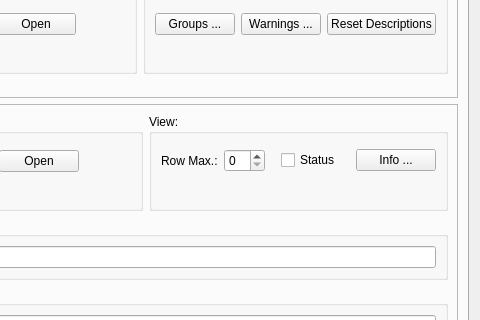
Above: nxselector/ui/Selector.ui from nexdatas/nxselector before the change; both pictures show x 184 to 664 and y 175 to 495 of the 664 by 576 pixel window. Below: the same form after it.
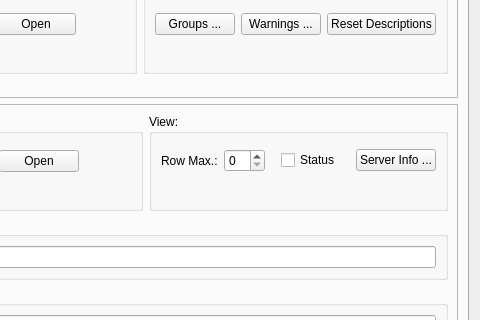
That is the form after the change. The open tabs and pages were chosen to show the change.

The edit to the form file:
```diff
--- a/nxselector/ui/Selector.ui
+++ b/nxselector/ui/Selector.ui
@@ -739,7 +739,7 @@
                           <string>Show information about used Tango Servers</string>
                          </property>
                          <property name="text">
-                          <string>Info ...</string>
+                          <string>Server Info ...</string>
                          </property>
                         </widget>
                        </item>
```
